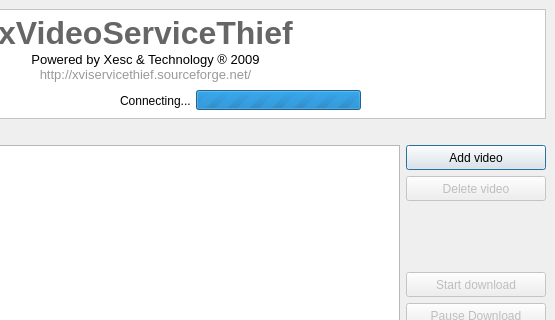
This is ui/mainform.ui in ckorn/xvst as Qt 5 draws it before an edit; both pictures show x 251 to 806 and y 0 to 320 of the 806 by 548 pixel window. The edited form follows.
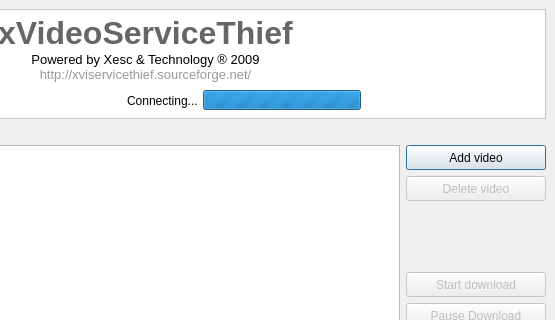
This is the edited form. Icons and pictures are not drawn.

```diff
--- a/ui/mainform.ui
+++ b/ui/mainform.ui
@@ -197,13 +197,13 @@
           <widget class="QProgressBar" name="pbrCheckingForUpdates">
            <property name="minimumSize">
             <size>
-             <width>165</width>
+             <width>158</width>
              <height>0</height>
             </size>
            </property>
            <property name="maximumSize">
             <size>
-             <width>165</width>
+             <width>158</width>
              <height>20</height>
             </size>
            </property>
```
